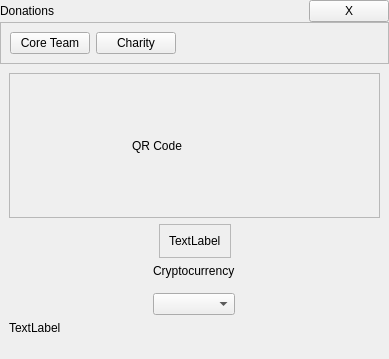
This is desktop/ui/donations.ui in talonlab/hdwallet-desktop as Qt 5 draws it before an edit. The edited form follows.
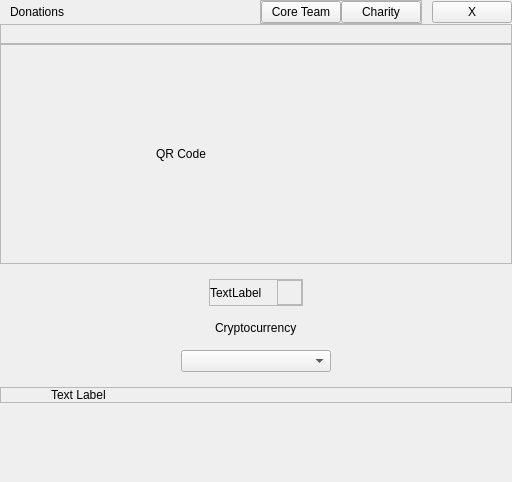
This is the edited form. The open tabs and pages were chosen to show the change.

Commit message: Update: added copy to donations

Diff of the .ui file:
```diff
--- a/desktop/ui/donations.ui
+++ b/desktop/ui/donations.ui
@@ -6,8 +6,8 @@
    <rect>
     <x>0</x>
     <y>0</y>
-    <width>389</width>
-    <height>359</height>
+    <width>512</width>
+    <height>482</height>
    </rect>
   </property>
   <property name="windowTitle">
@@ -30,13 +30,13 @@
     <number>0</number>
    </property>
    <item>
-    <widget class="QFrame" name="frame_8">
+    <widget class="QFrame" name="donationsNavbarQFrame">
      <layout class="QHBoxLayout" name="horizontalLayout_7">
       <property name="spacing">
-       <number>0</number>
+       <number>10</number>
       </property>
       <property name="leftMargin">
-       <number>0</number>
+       <number>10</number>
       </property>
       <property name="topMargin">
        <number>0</number>
@@ -54,39 +54,6 @@
         </property>
        </widget>
       </item>
-      <item alignment="Qt::AlignRight">
-       <widget class="QPushButton" name="closeDonationsQPushButton">
-        <property name="text">
-         <string>X</string>
-        </property>
-       </widget>
-      </item>
-     </layout>
-    </widget>
-   </item>
-   <item>
-    <widget class="QFrame" name="frame">
-     <property name="frameShape">
-      <enum>QFrame::StyledPanel</enum>
-     </property>
-     <property name="frameShadow">
-      <enum>QFrame::Raised</enum>
-     </property>
-     <layout class="QHBoxLayout" name="horizontalLayout_10">
-      <item>
-       <widget class="QPushButton" name="donationsCoreTeamQPushButton">
-        <property name="text">
-         <string>Core Team</string>
-        </property>
-       </widget>
-      </item>
-      <item>
-       <widget class="QPushButton" name="donationsCharityQPushButton">
-        <property name="text">
-         <string>Charity</string>
-        </property>
-       </widget>
-      </item>
       <item>
        <spacer name="horizontalSpacer_8">
         <property name="orientation">
@@ -100,9 +67,68 @@
         </property>
        </spacer>
       </item>
+      <item>
+       <widget class="QFrame" name="frame_9">
+        <property name="frameShape">
+         <enum>QFrame::StyledPanel</enum>
+        </property>
+        <property name="frameShadow">
+         <enum>QFrame::Raised</enum>
+        </property>
+        <layout class="QHBoxLayout" name="horizontalLayout_16">
+         <property name="spacing">
+          <number>0</number>
+         </property>
+         <property name="leftMargin">
+          <number>0</number>
+         </property>
+         <property name="topMargin">
+          <number>0</number>
+         </property>
+         <property name="rightMargin">
+          <number>0</number>
+         </property>
+         <property name="bottomMargin">
+          <number>0</number>
+         </property>
+         <item>
+          <widget class="QPushButton" name="donationsCoreTeamQPushButton">
+           <property name="text">
+            <string>Core Team</string>
+           </property>
+          </widget>
+         </item>
+         <item>
+          <widget class="QPushButton" name="donationsCharityQPushButton">
+           <property name="text">
+            <string>Charity</string>
+           </property>
+          </widget>
+         </item>
+        </layout>
+       </widget>
+      </item>
+      <item alignment="Qt::AlignRight">
+       <widget class="QPushButton" name="closeDonationsQPushButton">
+        <property name="text">
+         <string>X</string>
+        </property>
+       </widget>
+      </item>
      </layout>
     </widget>
    </item>
+   <item>
+    <widget class="QFrame" name="frame">
+     <property name="frameShape">
+      <enum>QFrame::StyledPanel</enum>
+     </property>
+     <property name="frameShadow">
+      <enum>QFrame::Raised</enum>
+     </property>
+     <layout class="QHBoxLayout" name="horizontalLayout_10"/>
+    </widget>
+   </item>
    <item>
     <widget class="QStackedWidget" name="stackedWidget">
      <property name="currentIndex">
@@ -110,6 +136,21 @@
      </property>
      <widget class="QWidget" name="donationsCoreTeamQWidget" native="true">
       <layout class="QVBoxLayout" name="verticalLayout">
+       <property name="spacing">
+        <number>15</number>
+       </property>
+       <property name="leftMargin">
+        <number>0</number>
+       </property>
+       <property name="topMargin">
+        <number>0</number>
+       </property>
+       <property name="rightMargin">
+        <number>0</number>
+       </property>
+       <property name="bottomMargin">
+        <number>0</number>
+       </property>
        <item>
         <widget class="QFrame" name="frame_2">
          <layout class="QHBoxLayout" name="horizontalLayout">
@@ -154,14 +195,14 @@
               <widget class="QLabel" name="donationsQRCodeQLabel">
                <property name="minimumSize">
                 <size>
-                 <width>125</width>
-                 <height>125</height>
+                 <width>200</width>
+                 <height>200</height>
                 </size>
                </property>
                <property name="maximumSize">
                 <size>
-                 <width>125</width>
-                 <height>125</height>
+                 <width>200</width>
+                 <height>200</height>
                 </size>
                </property>
                <property name="text">
@@ -228,6 +269,21 @@
              <enum>QFrame::Raised</enum>
             </property>
             <layout class="QHBoxLayout" name="horizontalLayout_4">
+             <property name="spacing">
+              <number>15</number>
+             </property>
+             <property name="leftMargin">
+              <number>0</number>
+             </property>
+             <property name="topMargin">
+              <number>0</number>
+             </property>
+             <property name="rightMargin">
+              <number>0</number>
+             </property>
+             <property name="bottomMargin">
+              <number>0</number>
+             </property>
              <item>
               <widget class="QLabel" name="donationsAddressQLabel">
                <property name="text">
@@ -235,6 +291,45 @@
                </property>
               </widget>
              </item>
+             <item>
+              <widget class="QFrame" name="donationsCopyCustomQFrame">
+               <property name="minimumSize">
+                <size>
+                 <width>25</width>
+                 <height>25</height>
+                </size>
+               </property>
+               <property name="maximumSize">
+                <size>
+                 <width>25</width>
+                 <height>25</height>
+                </size>
+               </property>
+               <property name="frameShape">
+                <enum>QFrame::StyledPanel</enum>
+               </property>
+               <property name="frameShadow">
+                <enum>QFrame::Raised</enum>
+               </property>
+               <layout class="QHBoxLayout" name="horizontalLayout_20">
+                <property name="spacing">
+                 <number>0</number>
+                </property>
+                <property name="leftMargin">
+                 <number>0</number>
+                </property>
+                <property name="topMargin">
+                 <number>0</number>
+                </property>
+                <property name="rightMargin">
+                 <number>0</number>
+                </property>
+                <property name="bottomMargin">
+                 <number>0</number>
+                </property>
+               </layout>
+              </widget>
+             </item>
             </layout>
            </widget>
           </item>
@@ -272,8 +367,27 @@
           <property name="bottomMargin">
            <number>0</number>
           </property>
-          <item alignment="Qt::AlignHCenter">
+          <item>
+           <spacer name="horizontalSpacer_15">
+            <property name="orientation">
+             <enum>Qt::Horizontal</enum>
+            </property>
+            <property name="sizeHint" stdset="0">
+             <size>
+              <width>40</width>
+              <height>20</height>
+             </size>
+            </property>
+           </spacer>
+          </item>
+          <item>
            <widget class="QFrame" name="frame_7">
+            <property name="minimumSize">
+             <size>
+              <width>150</width>
+              <height>0</height>
+             </size>
+            </property>
             <layout class="QVBoxLayout" name="verticalLayout_3">
              <property name="spacing">
               <number>15</number>
@@ -290,8 +404,8 @@
              <property name="bottomMargin">
               <number>0</number>
              </property>
-             <item>
-              <widget class="QLabel" name="label_2">
+             <item alignment="Qt::AlignHCenter">
+              <widget class="QLabel" name="donationsCryptocurrencyQLabel">
                <property name="text">
                 <string>Cryptocurrency</string>
                </property>
@@ -303,14 +417,54 @@
             </layout>
            </widget>
           </item>
+          <item>
+           <spacer name="horizontalSpacer_16">
+            <property name="orientation">
+             <enum>Qt::Horizontal</enum>
+            </property>
+            <property name="sizeHint" stdset="0">
+             <size>
+              <width>40</width>
+              <height>20</height>
+             </size>
+            </property>
+           </spacer>
+          </item>
          </layout>
         </widget>
        </item>
        <item>
-        <widget class="QLabel" name="donationsDetailsQLabel">
-         <property name="text">
-          <string>TextLabel</string>
+        <widget class="QFrame" name="frame_8">
+         <property name="frameShape">
+          <enum>QFrame::StyledPanel</enum>
          </property>
+         <property name="frameShadow">
+          <enum>QFrame::Raised</enum>
+         </property>
+         <layout class="QHBoxLayout" name="horizontalLayout_17">
+          <property name="spacing">
+           <number>0</number>
+          </property>
+          <property name="leftMargin">
+           <number>50</number>
+          </property>
+          <property name="topMargin">
+           <number>0</number>
+          </property>
+          <property name="rightMargin">
+           <number>50</number>
+          </property>
+          <property name="bottomMargin">
+           <number>0</number>
+          </property>
+          <item>
+           <widget class="QLabel" name="donationsDetailsQLabel">
+            <property name="text">
+             <string>Text Label</string>
+            </property>
+           </widget>
+          </item>
+         </layout>
         </widget>
        </item>
        <item>
```
Left out of the diff: 155 changed lines with no effect on the pictures. The commit also changes 4 other files.
